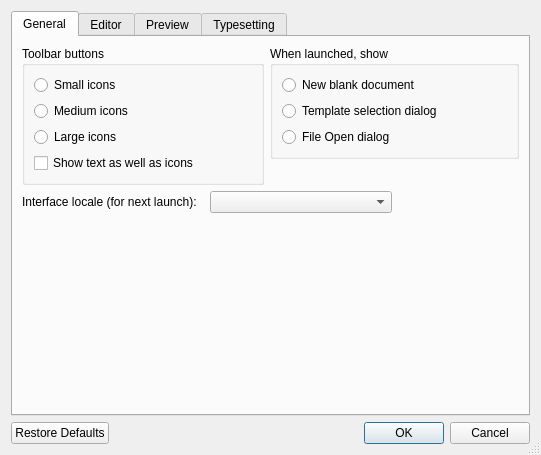
Before: the Qt Designer form src/PrefsDialog.ui in Sharpie/TeXworks, drawn with Qt 5.
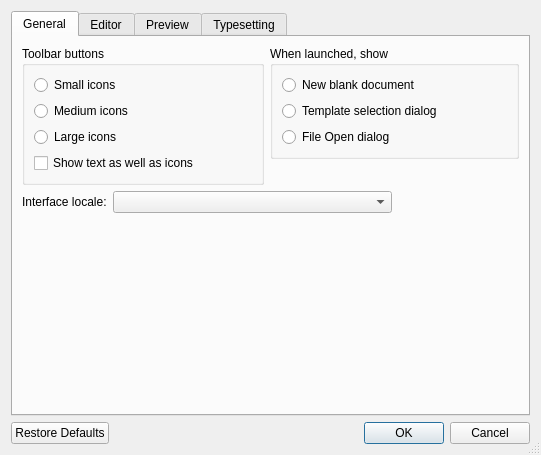
After: the same form once the commit is applied. Icons and pictures are not drawn.

The edit to the form file:
```diff
--- a/src/PrefsDialog.ui
+++ b/src/PrefsDialog.ui
@@ -122,12 +122,18 @@
          <item>
           <widget class="QLabel" name="label_5" >
            <property name="text" >
-            <string>Interface locale (for next launch):</string>
+            <string>Interface locale:</string>
            </property>
           </widget>
          </item>
          <item>
           <widget class="QComboBox" name="localePopup" >
+           <property name="sizePolicy" >
+            <sizepolicy vsizetype="Fixed" hsizetype="Expanding" >
+             <horstretch>0</horstretch>
+             <verstretch>0</verstretch>
+            </sizepolicy>
+           </property>
            <property name="maxVisibleItems" >
             <number>20</number>
            </property>
```
